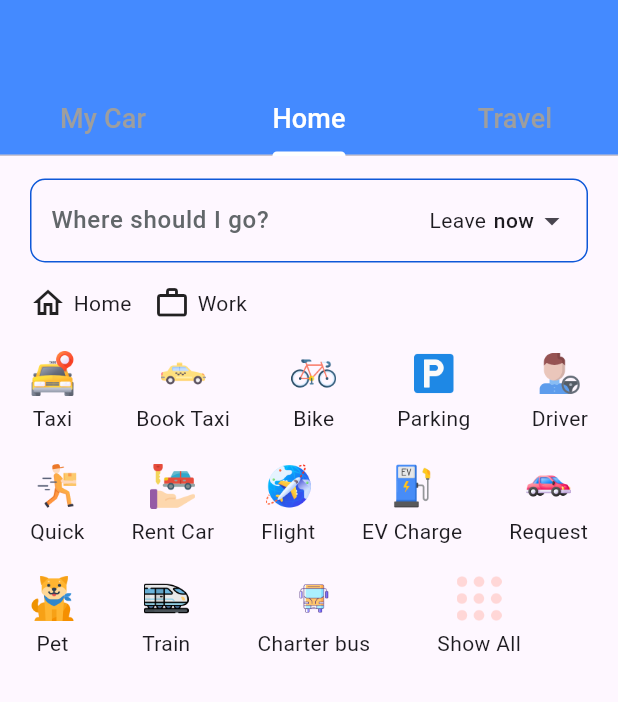
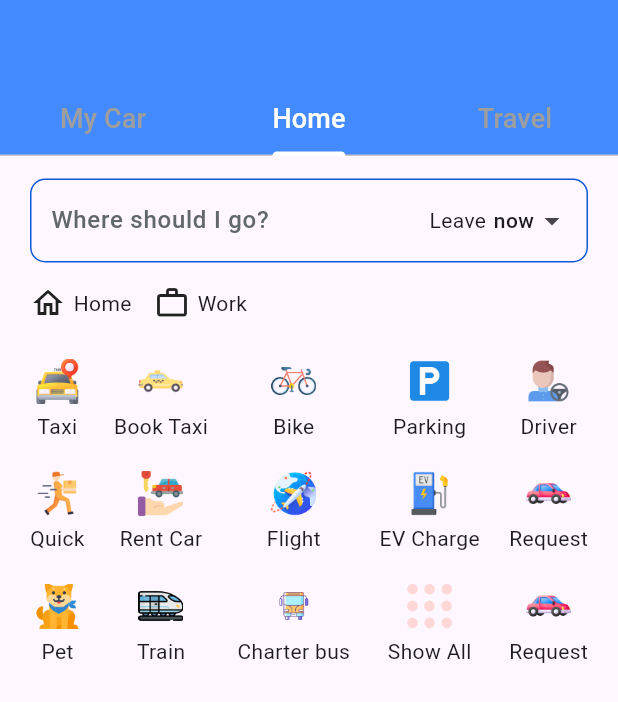
Before and after one commit to IT21175466/taxia, a Flutter app: the MyTabBar screen opened directly, on a phone screen of 412 x 824 dp. Shown: the top 702 px of the screen. Run offline on Flutter 3.47's test engine with Material 3 defaults, Android fonts, the phone set to English and light mode, and no system bars; our stand-ins replace cloud_firestore, firebase_auth, firebase_core, permission_handler, shared_preferences; missing offline and left inert: fl_country_code_picker; accounts and stored records are empty.

Commit message:
Update home_tab.dart

```diff
--- a/lib/views/home_screen/home_tab.dart
+++ b/lib/views/home_screen/home_tab.dart
@@ -86,70 +86,137 @@ class _HomeTabState extends State<HomeTab> {
               ],
             ),
             SizedBox(
-              height: 20,
+              height: 25,
             ),
             Row(
+              children: [
+                Column(
+                  crossAxisAlignment: CrossAxisAlignment.center,
                   children: [
                     CustomElement(
                       label: "Taxi",
                       imagePath: 'assets/images/taxi.png',
                       onTap: () {},
                     ),
+                    SizedBox(
+                      height: 20,
+                    ),
+                    CustomElement(
+                      label: "Quick",
+                      imagePath: 'assets/images/delivery.png',
+                      onTap: () {},
+                    ),
+                    SizedBox(
+                      height: 20,
+                    ),
+                    CustomElement(
+                      label: "Pet",
+                      imagePath: 'assets/images/pet.png',
+                      onTap: () {},
+                    ),
+                  ],
+                ),
                 Spacer(),
+                Column(
+                  crossAxisAlignment: CrossAxisAlignment.center,
+                  children: [
                     CustomElement(
                       label: "Book Taxi",
                       imagePath: 'assets/images/bookTaxi.png',
                       onTap: () {},
                     ),
+                    SizedBox(
+                      height: 20,
+                    ),
+                    CustomElement(
+                      label: "Rent Car",
+                      imagePath: 'assets/images/rentCar.png',
+                      onTap: () {},
+                    ),
+                    SizedBox(
+                      height: 20,
+                    ),
+                    CustomElement(
+                      label: "Train",
+                      imagePath: 'assets/images/train.png',
+                      onTap: () {},
+                    ),
+                  ],
+                ),
                 Spacer(),
+                Column(
+                  crossAxisAlignment: CrossAxisAlignment.center,
+                  children: [
                     CustomElement(
                       label: "Bike",
                       imagePath: 'assets/images/bike.png',
                       onTap: () {},
                     ),
+                    SizedBox(
+                      height: 20,
+                    ),
+                    CustomElement(
+                      label: "Flight",
+                      imagePath: 'assets/images/airplane.png',
+                      onTap: () {},
+                    ),
+                    SizedBox(
+                      height: 20,
+                    ),
+                    CustomElement(
+                      label: "Charter bus",
+                      imagePath: 'assets/images/charter.png',
+                      onTap: () {},
+                    ),
+                  ],
+                ),
                 Spacer(),
+                Column(
+                  crossAxisAlignment: CrossAxisAlignment.center,
+                  children: [
                     CustomElement(
                       label: "Parking",
                       imagePath: 'assets/images/parking.png',
                       onTap: () {},
                     ),
+                    SizedBox(
+                      height: 20,
+                    ),
+                    CustomElement(
+                      label: "EV Charge",
+                      imagePath: 'assets/images/charging.png',
+                      onTap: () {},
+                    ),
+                    SizedBox(
+                      height: 20,
+                    ),
+                    CustomElement(
+                      label: "Show All",
+                      imagePath: 'assets/images/dots.png',
+                      onTap: () {},
+                    ),
+                  ],
+                ),
                 Spacer(),
+                Column(
+                  crossAxisAlignment: CrossAxisAlignment.center,
+                  children: [
                     CustomElement(
                       label: "Driver",
                       imagePath: 'assets/images/driverElement.png',
                       onTap: () {},
                     ),
-              ],
+                    SizedBox(
+                      height: 20,
+                    ),
+                    CustomElement(
+                      label: "Request",
+                      imagePath: 'assets/images/request.png',
+                      onTap: () {},
                     ),
                     SizedBox(
                       height: 20,
                     ),
-            Row(
-              children: [
-                CustomElement(
-                  label: "Quick",
-                  imagePath: 'assets/images/delivery.png',
-                  onTap: () {},
-                ),
-                Spacer(),
-                CustomElement(
-                  label: "Rent Car",
-                  imagePath: 'assets/images/rentCar.png',
-                  onTap: () {},
-                ),
-                Spacer(),
-                CustomElement(
-                  label: "Flight",
-                  imagePath: 'assets/images/airplane.png',
-                  onTap: () {},
-                ),
-                Spacer(),
-                CustomElement(
-                  label: "EV Charge",
-                  imagePath: 'assets/images/charging.png',
-                  onTap: () {},
-                ),
-                Spacer(),
                     CustomElement(
                       label: "Request",
                       imagePath: 'assets/images/request.png',
@@ -157,36 +224,10 @@ class _HomeTabState extends State<HomeTab> {
                     ),
                   ],
                 ),
+              ],
+            ),
             SizedBox(
               height: 20,
-            ),
-            Row(
-              children: [
-                CustomElement(
-                  label: "Pet",
-                  imagePath: 'assets/images/pet.png',
-                  onTap: () {},
-                ),
-                Spacer(),
-                CustomElement(
-                  label: "Train",
-                  imagePath: 'assets/images/train.png',
-                  onTap: () {},
-                ),
-                Spacer(),
-                CustomElement(
-                  label: "Charter bus",
-                  imagePath: 'assets/images/charter.png',
-                  onTap: () {},
-                ),
-                Spacer(),
-                CustomElement(
-                  label: "Show All",
-                  imagePath: 'assets/images/dots.png',
-                  onTap: () {},
-                ),
-                Spacer(),
-              ],
             ),
           ],
         ),
```
Lines whose indentation alone changed are shown as unchanged.
